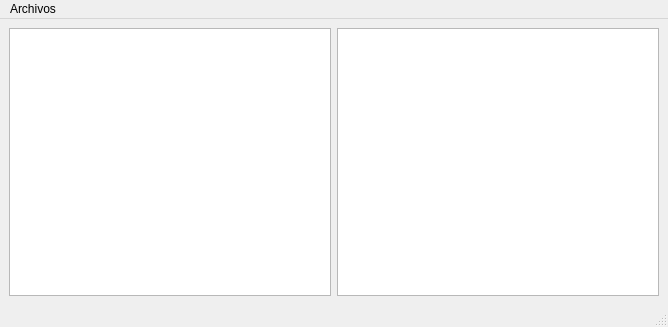
The window that Proyecto/fileexplorer.ui (Chavarria18/SO) describes before a commit, drawn with Qt 5.
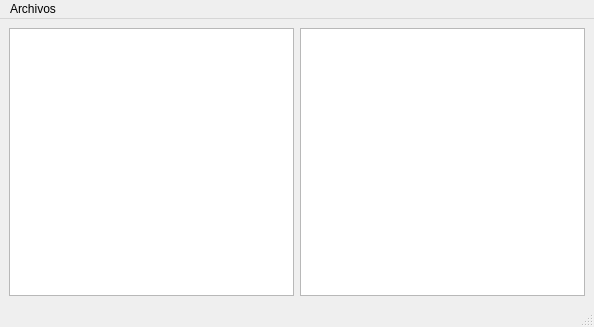
The same window after the commit.

```diff
--- a/Proyecto/fileexplorer.ui
+++ b/Proyecto/fileexplorer.ui
@@ -6,7 +6,7 @@
    <rect>
     <x>0</x>
     <y>0</y>
-    <width>668</width>
+    <width>594</width>
     <height>327</height>
    </rect>
   </property>
@@ -16,11 +16,11 @@
   <widget class="QWidget" name="centralwidget">
    <layout class="QGridLayout" name="gridLayout">
     <item row="0" column="0">
-     <widget class="QTreeView" name="treeView"/>
-    </item>
-    <item row="0" column="1">
      <widget class="QListView" name="listView"/>
     </item>
+    <item row="0" column="1">
+     <widget class="QListWidget" name="listWidget"/>
+    </item>
    </layout>
   </widget>
   <widget class="QMenuBar" name="menubar">
@@ -28,7 +28,7 @@
     <rect>
      <x>0</x>
      <y>0</y>
-     <width>668</width>
+     <width>594</width>
      <height>22</height>
     </rect>
    </property>
```
